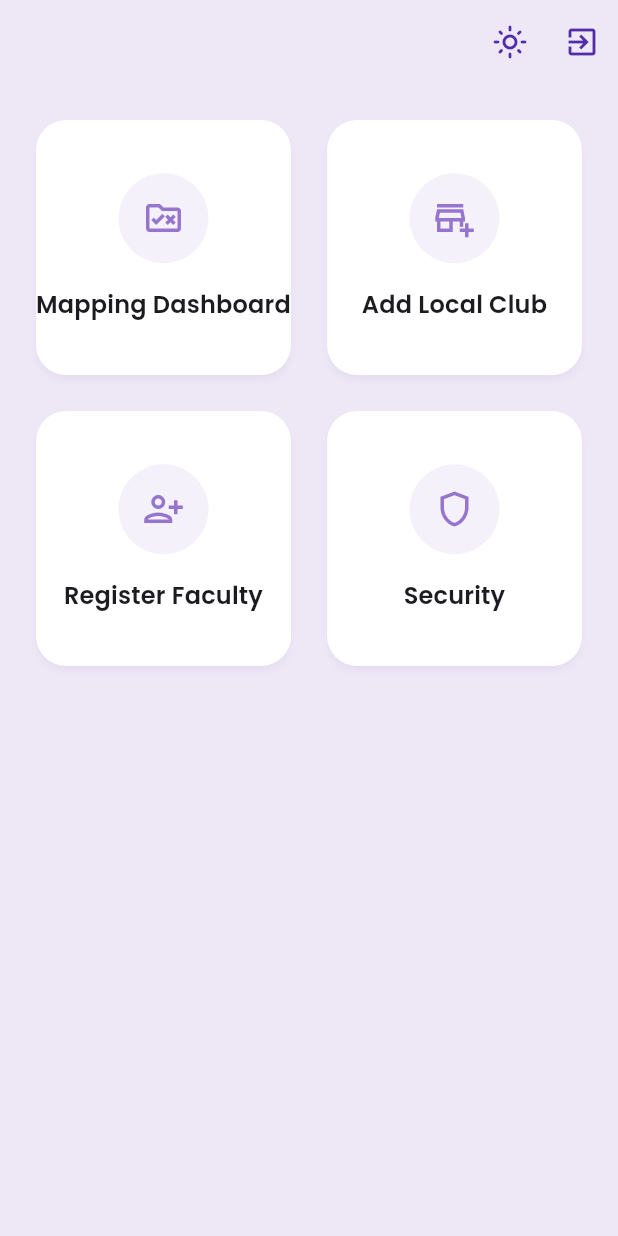
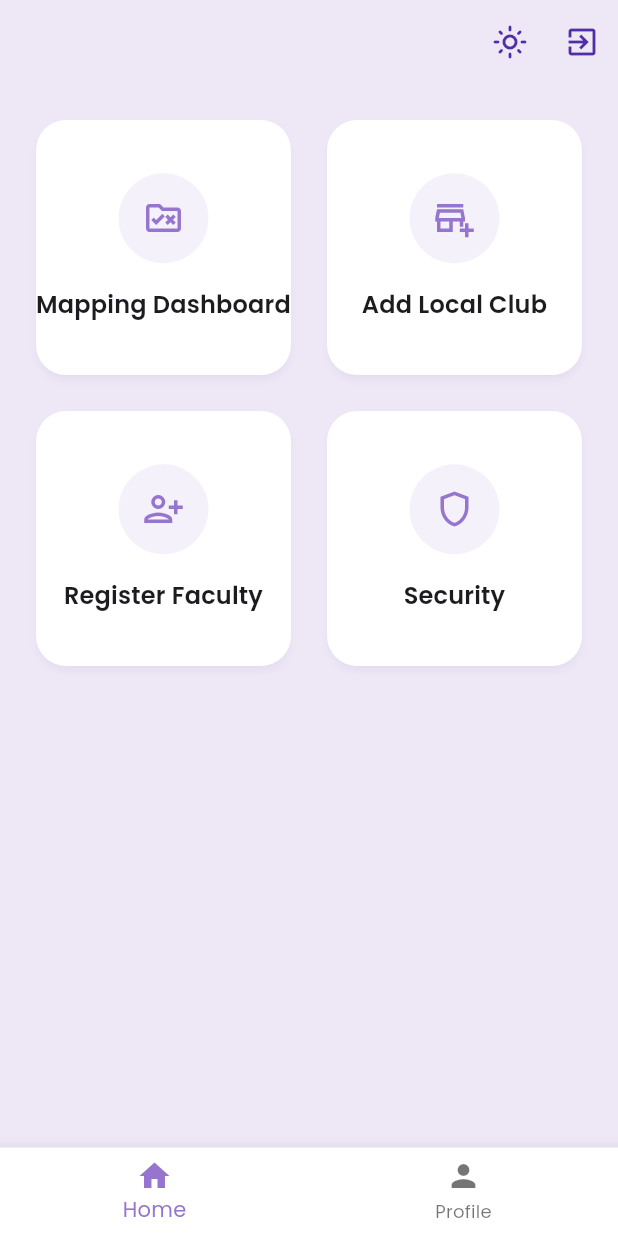
Before and after one commit to thirtytwobite-coder/campusly, a Flutter app: the MainFacultyDashboard screen opened directly with empty values, on a phone screen of 412 x 824 dp. Run offline on Flutter 3.47's test engine with Material 3 defaults, Android fonts, the phone set to English and light mode, and no system bars; our stand-ins replace cloud_firestore, csv, file_picker, firebase_auth, firebase_core, flutter_animate and 3 more; accounts and stored records are empty.

Commit message:
Main-fac profile

```diff
--- a/lib/main_faculty_dashboard.dart
+++ b/lib/main_faculty_dashboard.dart
@@ -15,6 +15,7 @@ import 'package:shared_preferences/shared_preferences.dart';
 import 'change_password.dart';
 import 'login_screen.dart';
 import 'main.dart';
+import 'profile_screen.dart';
 
 class MainFacultyDashboard extends StatefulWidget {
   final String collegeName;
@@ -26,6 +27,7 @@ class MainFacultyDashboard extends StatefulWidget {
 
 class _MainFacultyDashboardState extends State<MainFacultyDashboard> {
   // --- Navigation Logic ---
+  int _selectedIndex = 0;
 
   Future<void> _handleLogout() async {
     await FirebaseAuth.instance.signOut();
@@ -33,6 +35,18 @@ class _MainFacultyDashboardState extends State<MainFacultyDashboard> {
       Navigator.pushReplacement(
         context,
         MaterialPageRoute(builder: (context) => const UnifiedLoginScreen()),
+      );
+    }
+  }
+
+  void _onItemTapped(int index) {
+    setState(() {
+      _selectedIndex = index;
+    });
+    if (index == 1) {
+      Navigator.push(
+        context,
+        MaterialPageRoute(builder: (context) => const ProfileScreen()),
       );
     }
   }
@@ -290,6 +304,21 @@ class _MainFacultyDashboardState extends State<MainFacultyDashboard> {
               }),
             ].animate(interval: 200.ms).fadeIn(duration: 300.ms).slideY(),
           ),
+          bottomNavigationBar: BottomNavigationBar(
+            items: const <BottomNavigationBarItem>[
+              BottomNavigationBarItem(
+                icon: Icon(Icons.home),
+                label: 'Home',
+              ),
+              BottomNavigationBarItem(
+                icon: Icon(Icons.person),
+                label: 'Profile',
+              ),
+            ],
+            currentIndex: _selectedIndex,
+            selectedItemColor: Theme.of(context).colorScheme.primary,
+            onTap: _onItemTapped,
+          ),
         ));
   }
 
```
